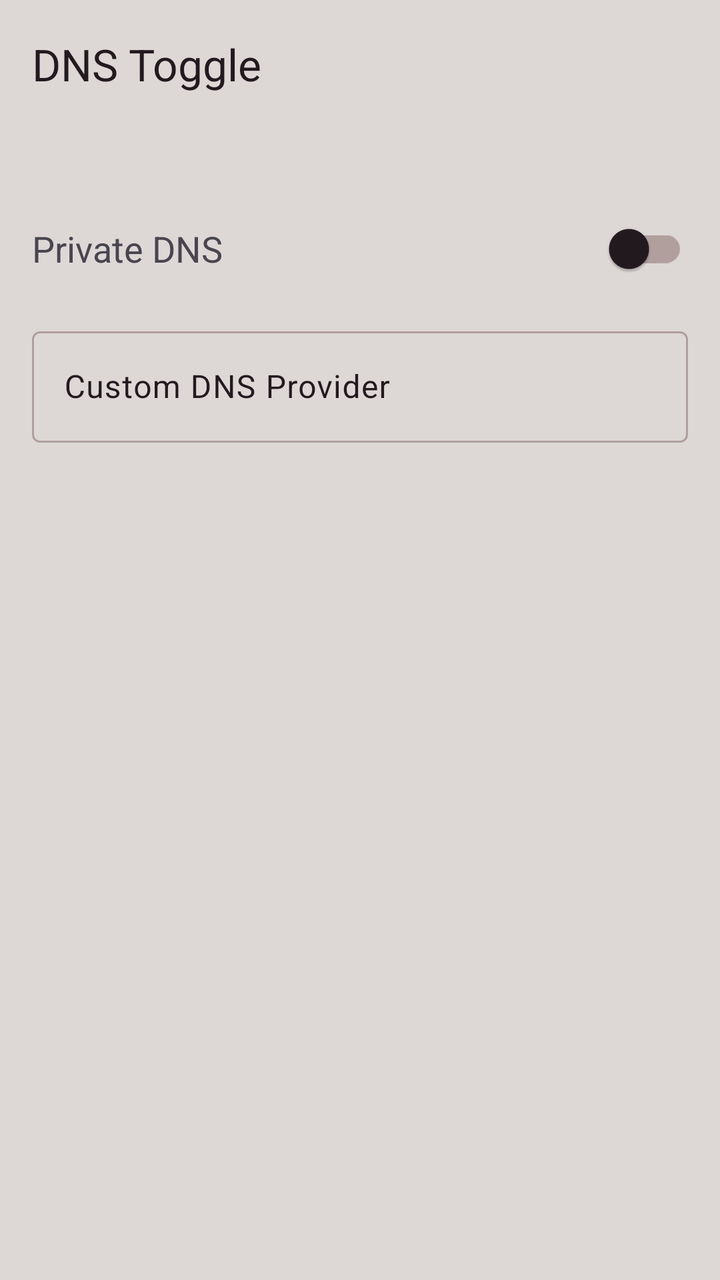
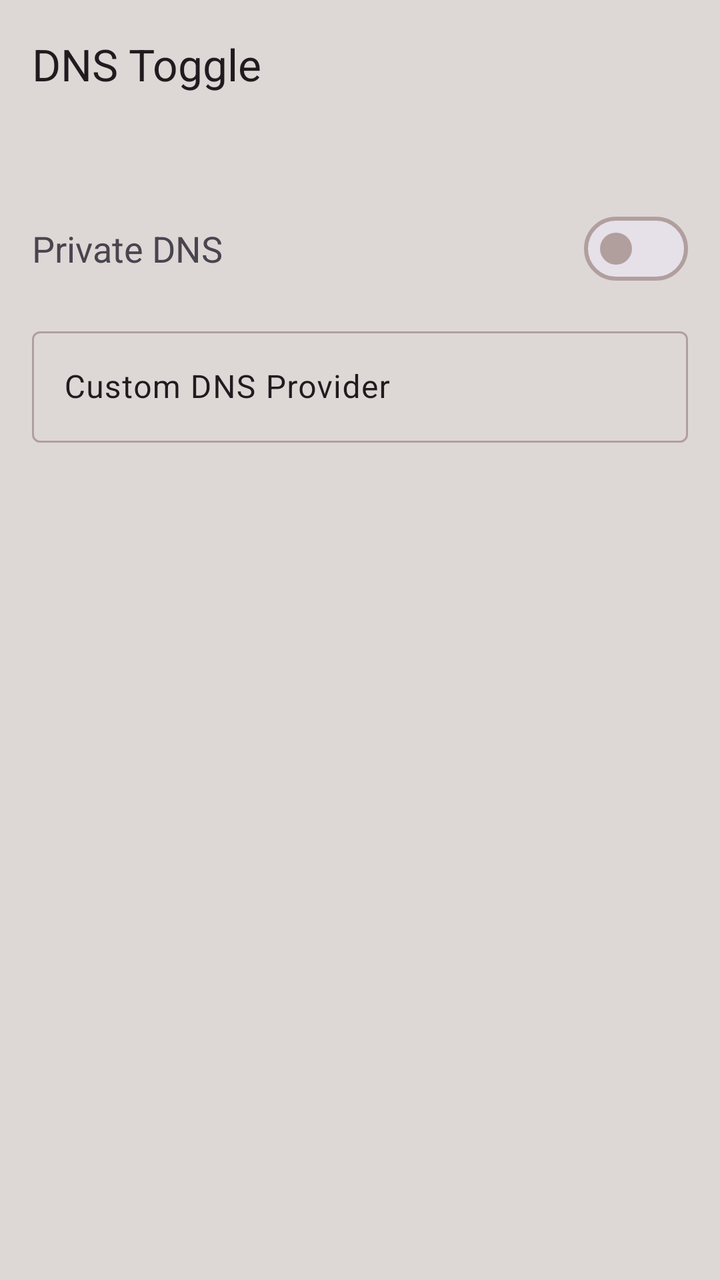

Screens rendered from an Android XML layout before and after an edit, with the pre-edit source and the edit as a unified diff.
<!-- AndroidManifest.xml: activity theme Theme.DNSToggle -->
<!-- res/layout/activity_main.xml -->
<?xml version="1.0" encoding="utf-8"?>
<androidx.coordinatorlayout.widget.CoordinatorLayout xmlns:android="http://schemas.android.com/apk/res/android"
    xmlns:app="http://schemas.android.com/apk/res-auto"
    xmlns:tools="http://schemas.android.com/tools"
    android:id="@+id/main"
    android:layout_width="match_parent"
    android:layout_height="match_parent"
    android:fitsSystemWindows="false"
    tools:context=".MainActivity">

    <com.google.android.material.appbar.AppBarLayout
        android:id="@+id/appBarLayout"
        android:layout_width="match_parent"
        android:layout_height="wrap_content"
        android:fitsSystemWindows="true">

        <com.google.android.material.appbar.MaterialToolbar
            android:id="@+id/topAppBar"
            android:layout_width="match_parent"
            android:layout_height="?attr/actionBarSize"
            app:title="@string/app_name" />

    </com.google.android.material.appbar.AppBarLayout>

    <androidx.constraintlayout.widget.ConstraintLayout
        android:layout_width="match_parent"
        android:layout_height="match_parent"
        android:padding="16dp"
        app:layout_behavior="@string/appbar_scrolling_view_behavior">

        <TextView
            android:id="@+id/tvToggleLabel"
            android:layout_width="wrap_content"
            android:layout_height="wrap_content"
            android:text="@string/private_dns"
            android:textSize="18sp"
            android:layout_marginTop="32dp"
            app:layout_constraintStart_toStartOf="parent"
            app:layout_constraintTop_toTopOf="parent" />

        <com.google.android.material.switchmaterial.SwitchMaterial
            android:id="@+id/switchDns"
            android:layout_width="wrap_content"
            android:layout_height="wrap_content"
            app:layout_constraintEnd_toEndOf="parent"
            app:layout_constraintTop_toTopOf="@id/tvToggleLabel"
            app:layout_constraintBottom_toBottomOf="@id/tvToggleLabel" />

        <com.google.android.material.textfield.TextInputLayout
            android:id="@+id/tilCustomDns"
            android:layout_width="match_parent"
            android:layout_height="wrap_content"
            android:layout_marginTop="24dp"
            android:hint="@string/custom_dns_provider"
            app:layout_constraintTop_toBottomOf="@id/tvToggleLabel"
            app:layout_constraintStart_toStartOf="parent"
            app:layout_constraintEnd_toEndOf="parent">

            <com.google.android.material.textfield.TextInputEditText
                android:id="@+id/etCustomDns"
                android:layout_width="match_parent"
                android:layout_height="wrap_content"
                android:inputType="textUri" />
        </com.google.android.material.textfield.TextInputLayout>

    </androidx.constraintlayout.widget.ConstraintLayout>

</androidx.coordinatorlayout.widget.CoordinatorLayout>
<!-- resources referenced by this layout -->
<resources>
  <string name="app_name">DNS Toggle</string>
  <string name="custom_dns_provider">Custom DNS Provider</string>
  <string name="private_dns">Private DNS</string>
  <style name="Theme.DNSToggle" parent="Theme.Material3.DayNight.NoActionBar">
  		
  		<item name="colorPrimary">@color/light_accent</item>
  		<item name="colorOnPrimary">@color/white</item>
  
  		
  		<item name="colorSecondaryContainer">@color/light_border</item>
  		<item name="colorOnSecondaryContainer">@color/light_text</item>
  
  		
  		<item name="android:colorBackground">@color/light_background</item>
  		<item name="colorSurface">@color/light_background</item>
  		<item name="colorOnSurface">@color/light_text</item>
  		<item name="colorOnSurfaceVariant">@color/light_text</item>
  		<item name="android:textColorPrimary">@color/light_text</item>
  
  		
  		<item name="colorOutline">@color/light_border</item>
  
  		
  		<item name="android:statusBarColor">?attr/colorSurface</item>
  		<item name="android:windowLightStatusBar" tools:targetApi="m">true</item>
  	</style>
  <color name="light_accent">#6d0a1f</color>
  <color name="white">#FFFFFFFF</color>
  <color name="light_border">#b19f9e</color>
  <color name="light_text">#221a1f</color>
  <color name="light_background">#ddd8d6</color>
</resources>

<!-- the commit's change to res/layout/activity_main.xml (unified diff, before → after) -->
@@ -38,7 +38,7 @@
             app:layout_constraintStart_toStartOf="parent"
             app:layout_constraintTop_toTopOf="parent" />
 
-        <com.google.android.material.switchmaterial.SwitchMaterial
+        <com.google.android.material.materialswitch.MaterialSwitch
             android:id="@+id/switchDns"
             android:layout_width="wrap_content"
             android:layout_height="wrap_content"
